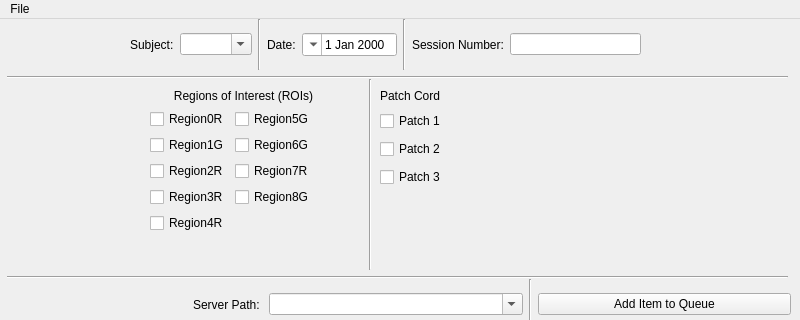
Qt form deploy/fiberphotometry/fiber_photometry_form.ui (int-brain-lab/iblscripts) before a commit; both pictures show x 0 to 800 and y 0 to 320 of the 800 by 600 pixel window.
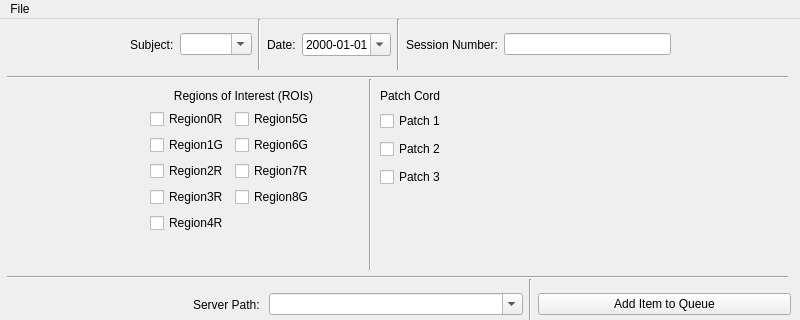
The same form after that commit.

Commit message: feature parity with uic import method, dateedit widget formatted

What changed in the file:
```diff
--- a/deploy/fiberphotometry/fiber_photometry_form.ui
+++ b/deploy/fiberphotometry/fiber_photometry_form.ui
@@ -31,7 +31,7 @@
      <rect>
       <x>130</x>
       <y>0</y>
-      <width>511</width>
+      <width>541</width>
       <height>51</height>
      </rect>
     </property>
@@ -70,10 +70,10 @@
      <item>
       <widget class="QDateEdit" name="date_edit">
        <property name="layoutDirection">
-        <enum>Qt::RightToLeft</enum>
+        <enum>Qt::LeftToRight</enum>
        </property>
        <property name="displayFormat">
-        <string/>
+        <string>yyyy-MM-dd</string>
        </property>
        <property name="calendarPopup">
         <bool>true</bool>
```
The commit also changes 4 other files.
